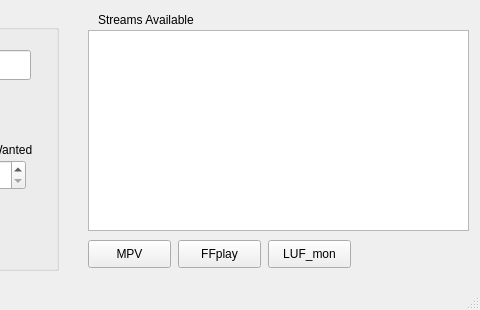
andyinyakima/ttviewer, file ttv.ui: the form before one commit; both pictures show x 222 to 702 and y 0 to 310 of the 702 by 310 pixel window.
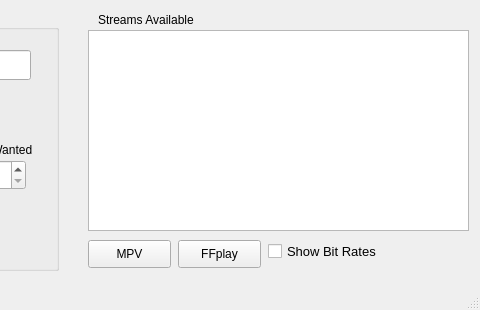
The form after the commit.

Patch:
```diff
--- a/ttv.ui
+++ b/ttv.ui
@@ -291,17 +291,22 @@
      <string>MPV</string>
     </property>
    </widget>
-   <widget class="QPushButton" name="pushButton">
+   <widget class="QCheckBox" name="bitrate_checkBox">
     <property name="geometry">
      <rect>
       <x>490</x>
       <y>240</y>
-      <width>83</width>
-      <height>28</height>
+      <width>111</width>
+      <height>23</height>
      </rect>
     </property>
+    <property name="font">
+     <font>
+      <pointsize>10</pointsize>
+     </font>
+    </property>
     <property name="text">
-     <string>LUF_mon</string>
+     <string>Show Bit Rates</string>
     </property>
    </widget>
   </widget>
```
